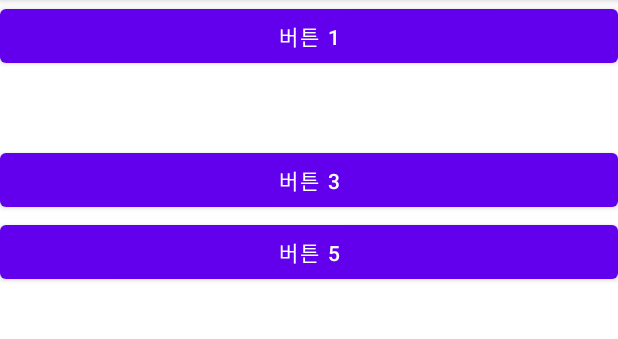
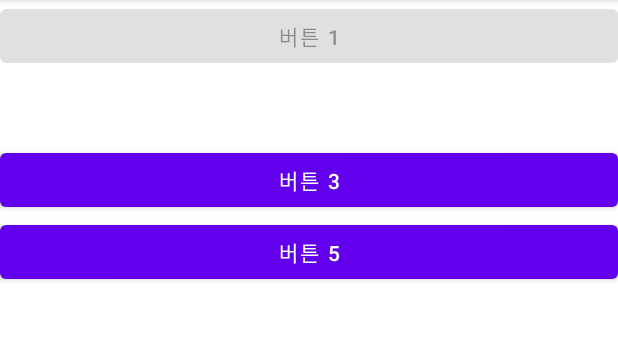
Before and after one commit to won-hyw/Chapter4_Ex2, an Android app: the screen it shows after launch (MainActivity), on a phone screen of 412 x 824 dp, the part 84-423 px from its top. Run offline under Robolectric (Android 15) with nearby library versions, the phone set to English and light mode, and no system bars.

```diff
--- a/app/src/main/res/layout/activity_main.xml
+++ b/app/src/main/res/layout/activity_main.xml
@@ -10,6 +10,7 @@
     <Button
         android:layout_width="match_parent"
         android:layout_height="wrap_content"
+        android:enabled="false"
         android:text="@string/btn1"/>
     <Button
         android:layout_width="match_parent"
@@ -28,5 +29,6 @@
     <Button
         android:layout_width="match_parent"
         android:layout_height="wrap_content"
+        android:clickable="false"
         android:text="@string/btn5"/>
 </LinearLayout>
```
